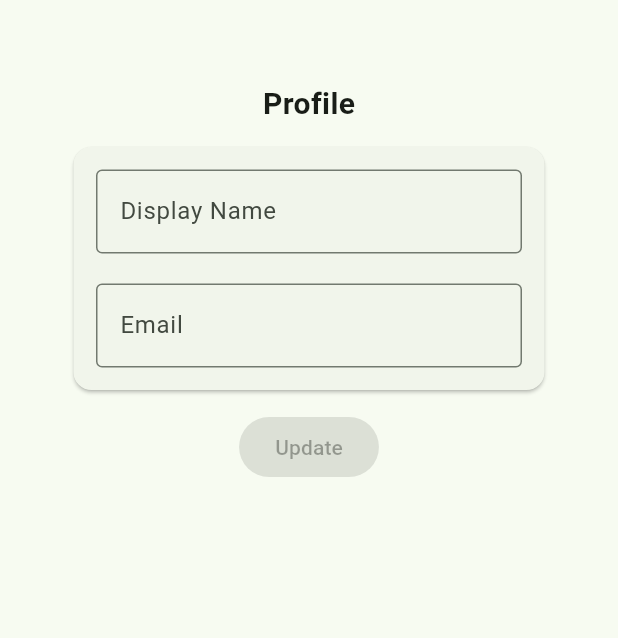
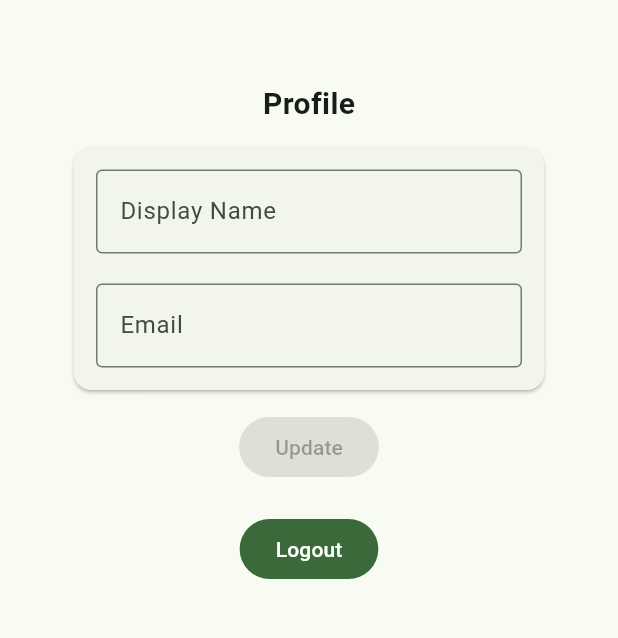
Before and after one commit to andrew-surratt/coffee-picker, a Flutter app: the screen it shows after launch, in the side drawer, after a tap on "Profile", on a phone screen of 412 x 824 dp, the part 84-722 px from its top. Run offline on Flutter 3.47's test engine with Material 3 defaults, Android fonts, the phone set to English and light mode, and no system bars; our stand-ins replace cloud_firestore, firebase_auth, firebase_core, firebase_storage, fl_chart, flutter_rating_bar and 3 more; missing offline and left inert: textfield_tags; accounts and stored records are empty; generated files the repository leaves out were written again.

Commit message:
Add signout button

```diff
--- a/lib/components/user_profile.dart
+++ b/lib/components/user_profile.dart
@@ -1,5 +1,7 @@
+import 'package:coffee_picker/components/login.dart';
 import 'package:coffee_picker/components/scaffold.dart';
 import 'package:coffee_picker/services/auth.dart';
+import 'package:firebase_auth/firebase_auth.dart';
 import 'package:flutter/foundation.dart';
 import 'package:flutter/material.dart';
 import 'package:flutter_riverpod/flutter_riverpod.dart';
@@ -57,7 +59,19 @@ class _UserProfile extends ConsumerState<UserProfile> {
               child: FilledButton(
                 onPressed: isButtonDisabled ? null : onUpdatePressed(context),
                 child: const Text('Update'),
-              ))
+              )),
+          Padding(
+              padding: const EdgeInsets.symmetric(vertical: 10),
+              child: FilledButton(
+                onPressed: () {
+                  setState(() {
+                    FirebaseAuth.instance.signOut();
+                    Navigator.pushReplacement(context,
+                        MaterialPageRoute(builder: (context) => const Login()));
+                  });
+                },
+                child: const Text('Logout'),
+              )),
         ]));
     return ScaffoldBuilder(body: inputForm);
   }
```
